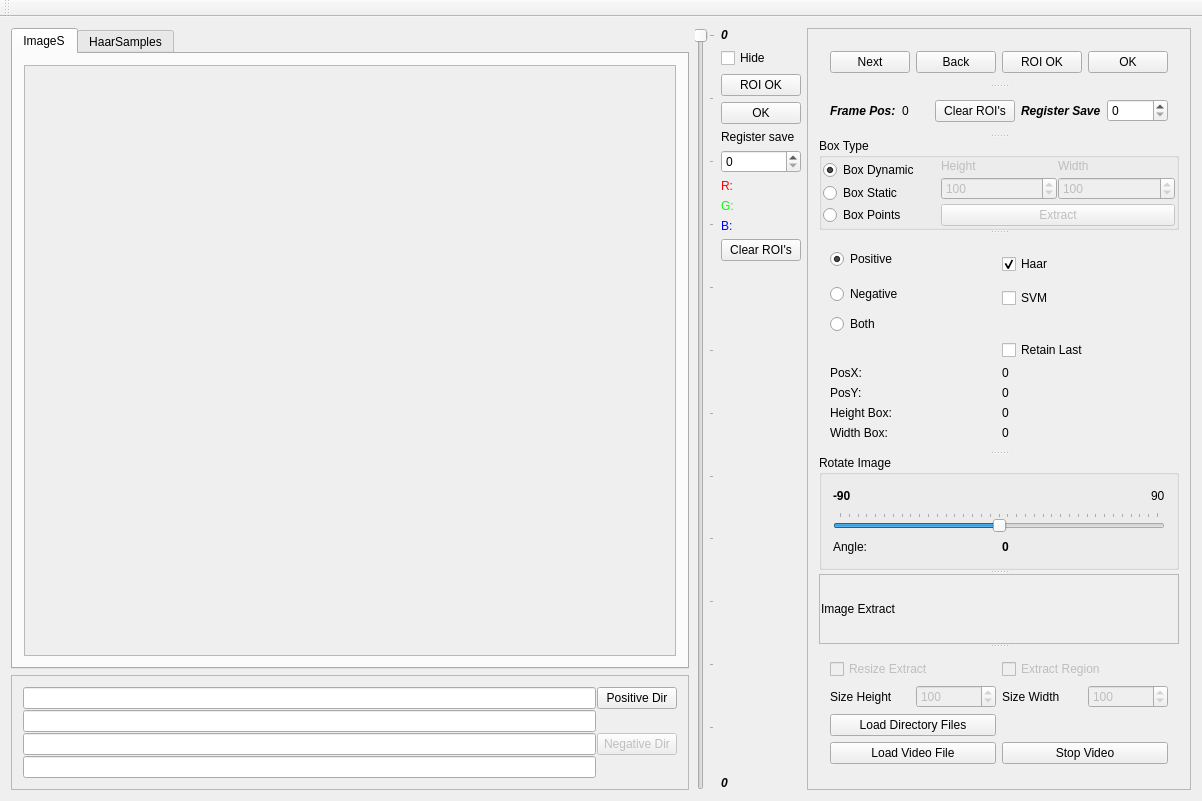
The window that mainwindow.ui (animecomico/gui-training-opencv) describes before a commit, drawn with Qt 5.
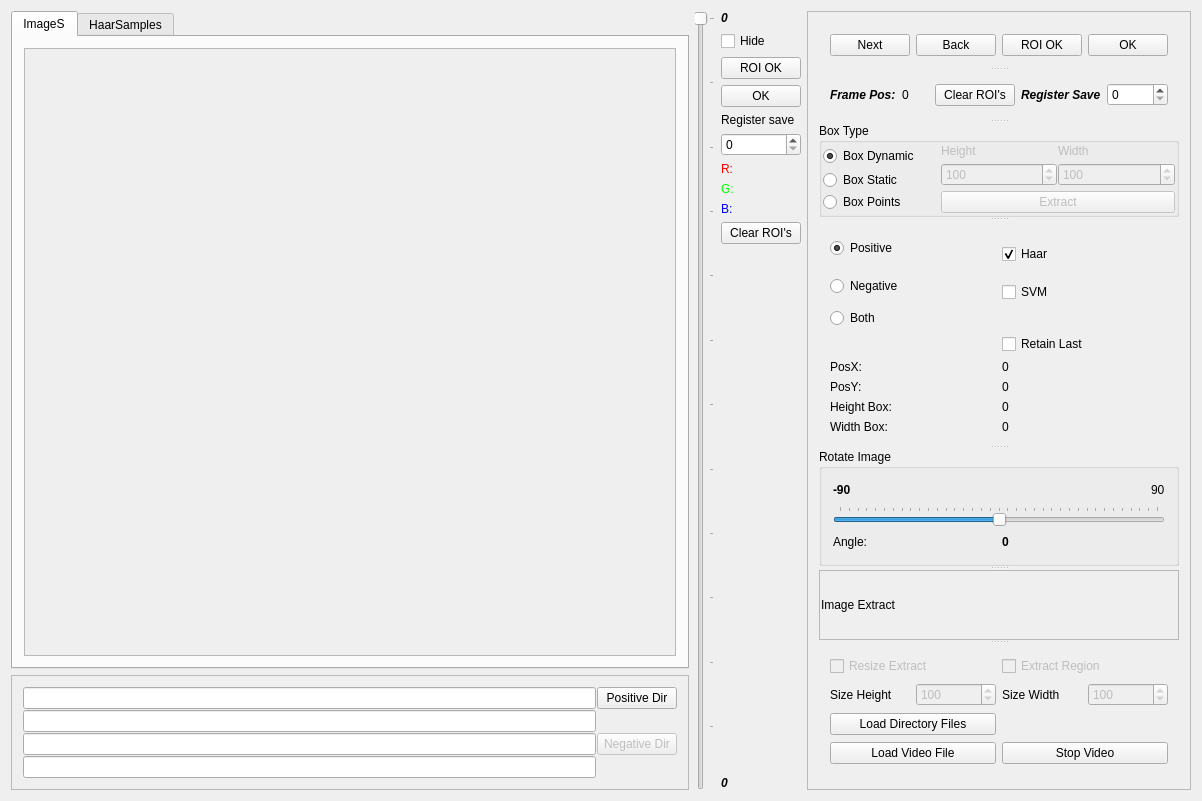
The same window after the commit.

Commit message: Removieno toolbar

```diff
--- a/mainwindow.ui
+++ b/mainwindow.ui
@@ -43,8 +43,8 @@
               <rect>
                <x>0</x>
                <y>0</y>
-               <width>613</width>
-               <height>551</height>
+               <width>637</width>
+               <height>578</height>
               </rect>
              </property>
              <property name="sizePolicy">
@@ -1067,7 +1067,7 @@
             <rect>
              <x>0</x>
              <y>0</y>
-             <width>374</width>
+             <width>358</width>
              <height>76</height>
             </rect>
            </property>
@@ -1224,17 +1224,6 @@
     </rect>
    </property>
   </widget>
-  <widget class="QToolBar" name="toolBar">
-   <property name="windowTitle">
-    <string>toolBar</string>
-   </property>
-   <attribute name="toolBarArea">
-    <enum>TopToolBarArea</enum>
-   </attribute>
-   <attribute name="toolBarBreak">
-    <bool>false</bool>
-   </attribute>
-  </widget>
  </widget>
  <layoutdefault spacing="6" margin="11"/>
  <resources/>
```
Left out of the diff: 2 changed lines with no effect on the pictures.
